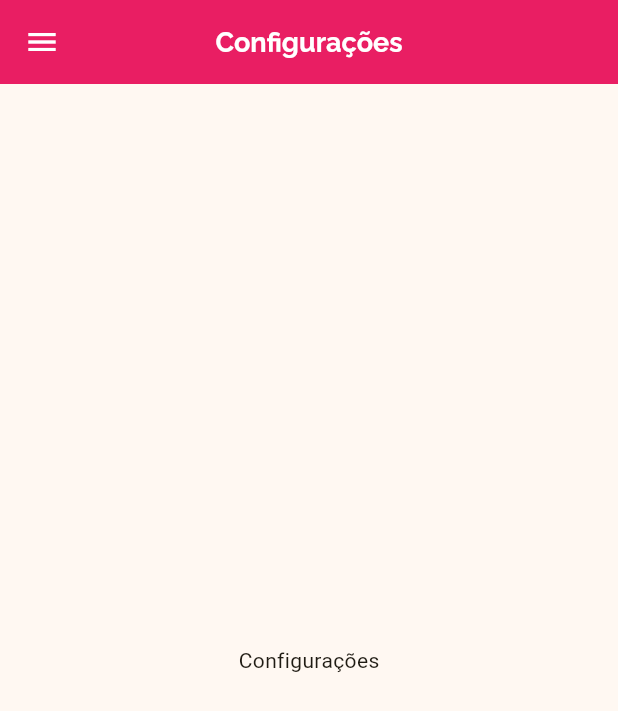
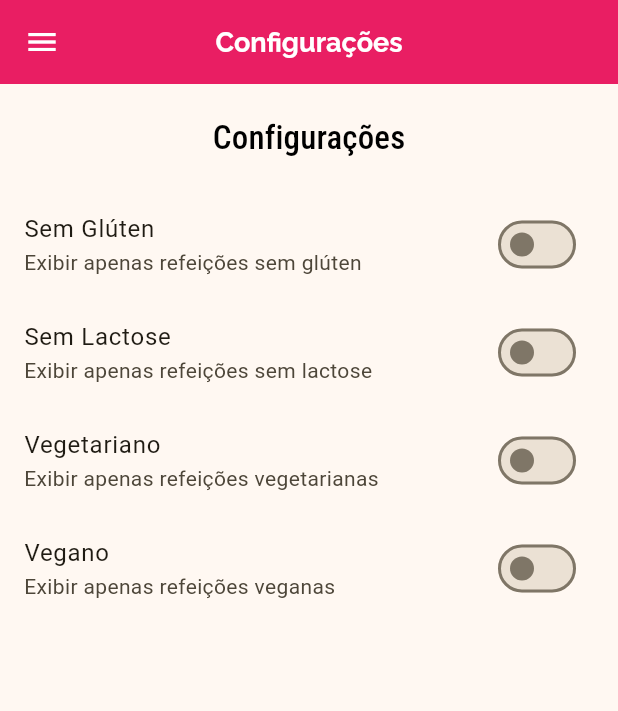
Before and after one commit to mateusalmeiida/comidas-app-flutter, a Flutter app: the SettingsScreen screen opened by its route, on a phone screen of 412 x 824 dp. Shown: the top 711 px of the screen. Run offline on Flutter 3.47's test engine with Material 3 defaults, Android fonts, the phone set to English and light mode, and no system bars.

Commit message:
Tela de configurações implementada

```diff
--- /dev/null
+++ b/lib/models/settings.dart
@@ -0,0 +1,13 @@
+class Settings {
+  bool isGlutenFree;
+  bool isLactoseFree;
+  bool isVegan;
+  bool isVegetarian;
+
+  Settings({
+    this.isGlutenFree = false,
+    this.isLactoseFree = false,
+    this.isVegan = false,
+    this.isVegetarian = false,
+  });
+}
--- a/lib/screens/settings_screen.dart
+++ b/lib/screens/settings_screen.dart
@@ -1,19 +1,83 @@
 import 'package:comidas/components/main_drawer.dart';
 import 'package:flutter/material.dart';
+import '../models/settings.dart';
 
-class SettingsScreen extends StatelessWidget {
+class SettingsScreen extends StatefulWidget {
   const SettingsScreen({super.key});
+
+  @override
+  State<SettingsScreen> createState() => _SettingsScreenState();
+}
+
+class _SettingsScreenState extends State<SettingsScreen> {
+  Widget _createSwitch(
+    String title,
+    String subtitle,
+    bool value,
+    ValueChanged<bool> onChanged,
+  ) {
+    return SwitchListTile.adaptive(
+      title: Text(title),
+      subtitle: Text(subtitle),
+      value: value,
+      onChanged: onChanged,
+    );
+  }
+
+  var settings = Settings();
 
   @override
   Widget build(BuildContext context) {
     return Scaffold(
-      appBar: AppBar(
-        title: Text('Configurações'),
-      ),
-      drawer: MainDrawer(),
-      body: Center(
-        child: Text('Configurações'),
-      ),
-    );
+        appBar: AppBar(
+          title: Text('Configurações'),
+        ),
+        drawer: MainDrawer(),
+        body: Column(
+          children: [
+            Container(
+              padding: EdgeInsets.all(20),
+              child: Text(
+                'Configurações',
+                style: Theme.of(context).textTheme.titleSmall,
+              ),
+            ),
+            Expanded(
+                child: ListView(
+              children: [
+                _createSwitch(
+                    'Sem Glúten',
+                    'Exibir apenas refeições sem glúten',
+                    settings.isGlutenFree, (value) {
+                  setState(() {
+                    settings.isGlutenFree = value;
+                  });
+                }),
+                _createSwitch(
+                    'Sem Lactose',
+                    'Exibir apenas refeições sem lactose',
+                    settings.isLactoseFree, (value) {
+                  setState(() {
+                    settings.isLactoseFree = value;
+                  });
+                }),
+                _createSwitch(
+                    'Vegetariano',
+                    'Exibir apenas refeições vegetarianas',
+                    settings.isVegetarian, (value) {
+                  setState(() {
+                    settings.isVegetarian = value;
+                  });
+                }),
+                _createSwitch('Vegano', 'Exibir apenas refeições veganas',
+                    settings.isVegan, (value) {
+                  setState(() {
+                    settings.isVegan = value;
+                  });
+                }),
+              ],
+            ))
+          ],
+        ));
   }
 }
```
